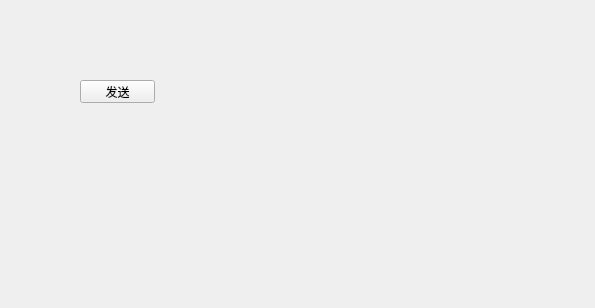
This is businessClient/mainwindow.ui in zx9229/myexe as Qt 5 draws it before an edit. The edited form follows.
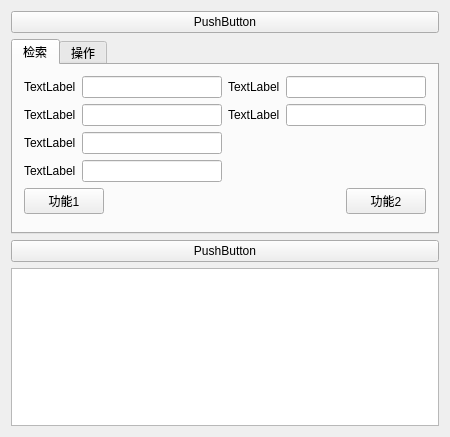
This is the edited form.

Commit message: 2019-1-6 01:09:41 微调界面

What changed in the file:
```diff
--- a/businessClient/mainwindow.ui
+++ b/businessClient/mainwindow.ui
@@ -6,27 +6,169 @@
    <rect>
     <x>0</x>
     <y>0</y>
-    <width>595</width>
-    <height>308</height>
+    <width>450</width>
+    <height>437</height>
    </rect>
   </property>
   <property name="windowTitle">
    <string>MainWindow</string>
   </property>
   <widget class="QWidget" name="centralWidget">
-   <widget class="QPushButton" name="pushButton_send">
-    <property name="geometry">
-     <rect>
-      <x>80</x>
-      <y>80</y>
-      <width>75</width>
-      <height>23</height>
-     </rect>
-    </property>
-    <property name="text">
-     <string>发送</string>
-    </property>
-   </widget>
+   <layout class="QVBoxLayout" name="verticalLayout">
+    <item>
+     <widget class="QPushButton" name="pushButton">
+      <property name="text">
+       <string>PushButton</string>
+      </property>
+     </widget>
+    </item>
+    <item>
+     <widget class="QTabWidget" name="tabWidget">
+      <property name="currentIndex">
+       <number>0</number>
+      </property>
+      <widget class="QWidget" name="tab">
+       <attribute name="title">
+        <string>检索</string>
+       </attribute>
+       <layout class="QGridLayout" name="gridLayout">
+        <item row="2" column="0">
+         <widget class="QLabel" name="label_5">
+          <property name="text">
+           <string>TextLabel</string>
+          </property>
+         </widget>
+        </item>
+        <item row="3" column="0">
+         <widget class="QLabel" name="label_6">
+          <property name="text">
+           <string>TextLabel</string>
+          </property>
+         </widget>
+        </item>
+        <item row="1" column="0">
+         <widget class="QLabel" name="label_3">
+          <property name="text">
+           <string>TextLabel</string>
+          </property>
+         </widget>
+        </item>
+        <item row="2" column="1">
+         <widget class="QLineEdit" name="lineEdit_5"/>
+        </item>
+        <item row="0" column="1">
+         <widget class="QLineEdit" name="lineEdit"/>
+        </item>
+        <item row="0" column="2">
+         <widget class="QLabel" name="label_2">
+          <property name="text">
+           <string>TextLabel</string>
+          </property>
+         </widget>
+        </item>
+        <item row="0" column="0">
+         <widget class="QLabel" name="label">
+          <property name="text">
+           <string>TextLabel</string>
+          </property>
+         </widget>
+        </item>
+        <item row="1" column="3">
+         <widget class="QLineEdit" name="lineEdit_4"/>
+        </item>
+        <item row="0" column="3">
+         <widget class="QLineEdit" name="lineEdit_2"/>
+        </item>
+        <item row="1" column="2">
+         <widget class="QLabel" name="label_4">
+          <property name="text">
+           <string>TextLabel</string>
+          </property>
+         </widget>
+        </item>
+        <item row="3" column="1">
+         <widget class="QLineEdit" name="lineEdit_6"/>
+        </item>
+        <item row="4" column="0" colspan="4">
+         <layout class="QHBoxLayout" name="horizontalLayout_2">
+          <item>
+           <widget class="QPushButton" name="pushButton_3">
+            <property name="text">
+             <string>功能1</string>
+            </property>
+           </widget>
+          </item>
+          <item>
+           <spacer name="horizontalSpacer_2">
+            <property name="orientation">
+             <enum>Qt::Horizontal</enum>
+            </property>
+            <property name="sizeHint" stdset="0">
+             <size>
+              <width>40</width>
+              <height>20</height>
+             </size>
+            </property>
+           </spacer>
+          </item>
+          <item>
+           <widget class="QPushButton" name="pushButton_4">
+            <property name="text">
+             <string>功能2</string>
+            </property>
+           </widget>
+          </item>
+         </layout>
+        </item>
+        <item row="1" column="1">
+         <widget class="QLineEdit" name="lineEdit_3"/>
+        </item>
+        <item row="5" column="0">
+         <spacer name="verticalSpacer">
+          <property name="orientation">
+           <enum>Qt::Vertical</enum>
+          </property>
+          <property name="sizeHint" stdset="0">
+           <size>
+            <width>20</width>
+            <height>40</height>
+           </size>
+          </property>
+         </spacer>
+        </item>
+       </layout>
+      </widget>
+      <widget class="QWidget" name="tab_2">
+       <attribute name="title">
+        <string>操作</string>
+       </attribute>
+       <widget class="QPushButton" name="pushButton_send">
+        <property name="geometry">
+         <rect>
+          <x>60</x>
+          <y>50</y>
+          <width>75</width>
+          <height>23</height>
+         </rect>
+        </property>
+        <property name="text">
+         <string>发送</string>
+        </property>
+       </widget>
+      </widget>
+     </widget>
+    </item>
+    <item>
+     <widget class="QPushButton" name="pushButton_2">
+      <property name="text">
+       <string>PushButton</string>
+      </property>
+     </widget>
+    </item>
+    <item>
+     <widget class="QPlainTextEdit" name="plainTextEdit"/>
+    </item>
+   </layout>
   </widget>
  </widget>
  <layoutdefault spacing="6" margin="11"/>
```
The commit also changes 3 other files.
